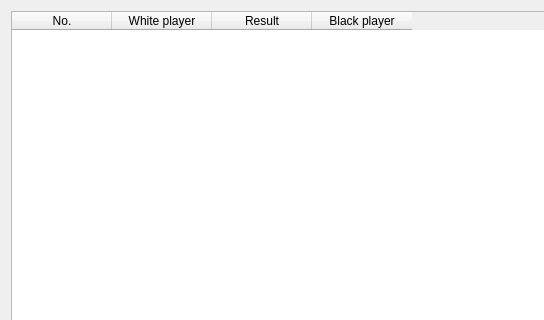
Qt form UI/dialog_round.ui (lasicol/ChessLadder) before a commit; both pictures show x 0 to 544 and y 0 to 320 of the 847 by 700 pixel window.
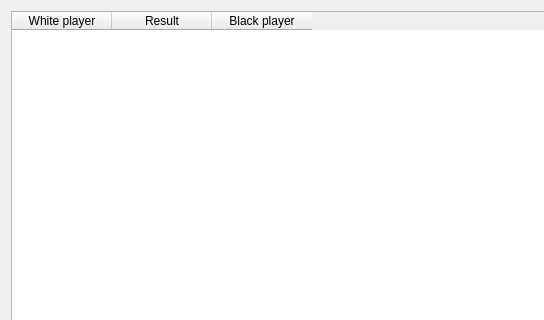
The same form after that commit.

Commit message: DIALOG_ROUND

Patch:
```diff
--- a/UI/dialog_round.ui
+++ b/UI/dialog_round.ui
@@ -17,13 +17,8 @@
    <item row="0" column="0">
     <widget class="QTableWidget" name="table_paired_players">
      <property name="columnCount">
-      <number>4</number>
+      <number>3</number>
      </property>
-     <column>
-      <property name="text">
-       <string>No.</string>
-      </property>
-     </column>
      <column>
       <property name="text">
        <string>White player</string>
```
The commit also changes 4 other files.
